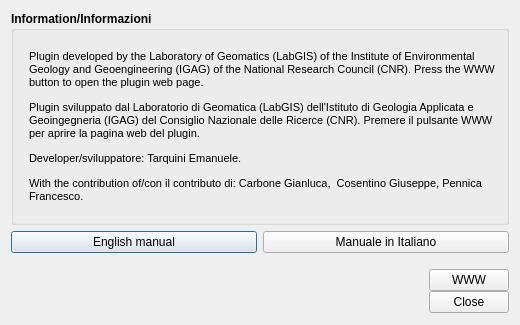
The window that tb_info.ui (CNR-IGAG/cle-tools) describes before a commit, drawn with Qt 5.
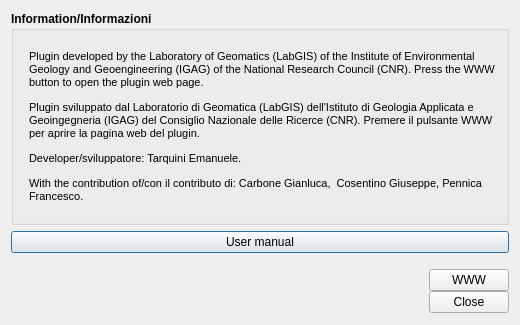
The same window after the commit. Icons and pictures are not drawn.

What changed in the file:
```diff
--- a/tb_info.ui
+++ b/tb_info.ui
@@ -99,23 +99,13 @@
    </item>
    <item row="1" column="0">
     <layout class="QHBoxLayout" name="horizontalLayout">
-     <item>
-      <widget class="QPushButton" name="pushButton_eng">
-       <property name="cursor">
-        <cursorShape>PointingHandCursor</cursorShape>
-       </property>
-       <property name="text">
-        <string>English manual</string>
-       </property>
-      </widget>
-     </item>
      <item>
       <widget class="QPushButton" name="pushButton_ita">
        <property name="cursor">
         <cursorShape>PointingHandCursor</cursorShape>
        </property>
        <property name="text">
-        <string>Manuale in Italiano</string>
+        <string>User manual</string>
        </property>
       </widget>
      </item>
```
